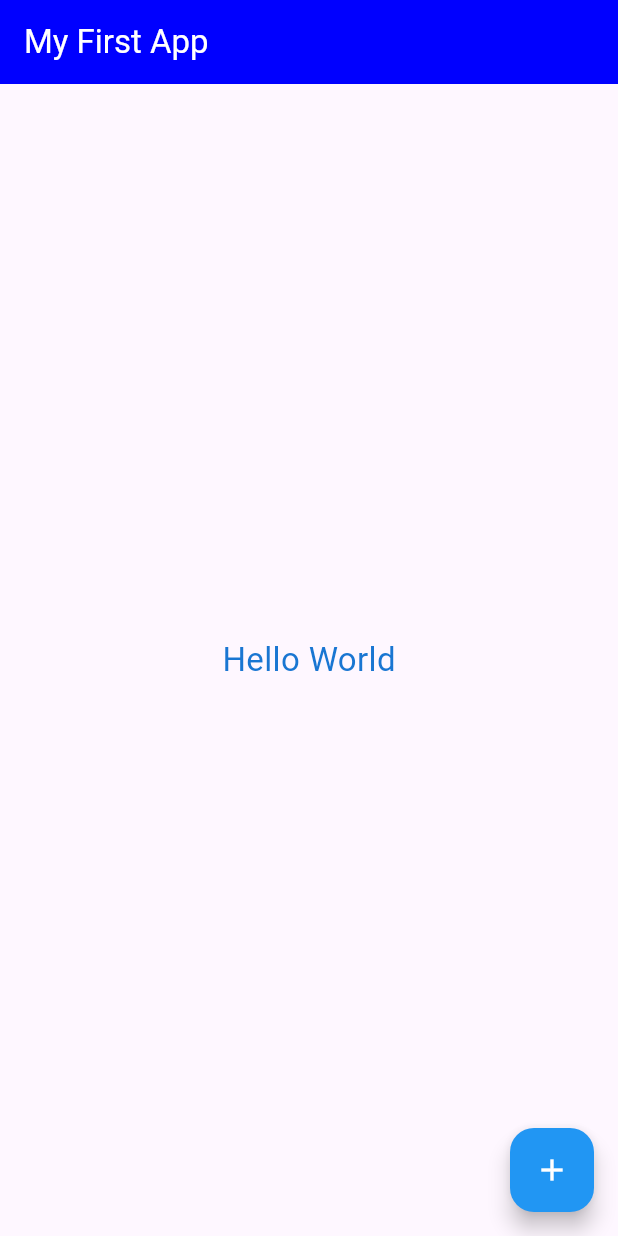
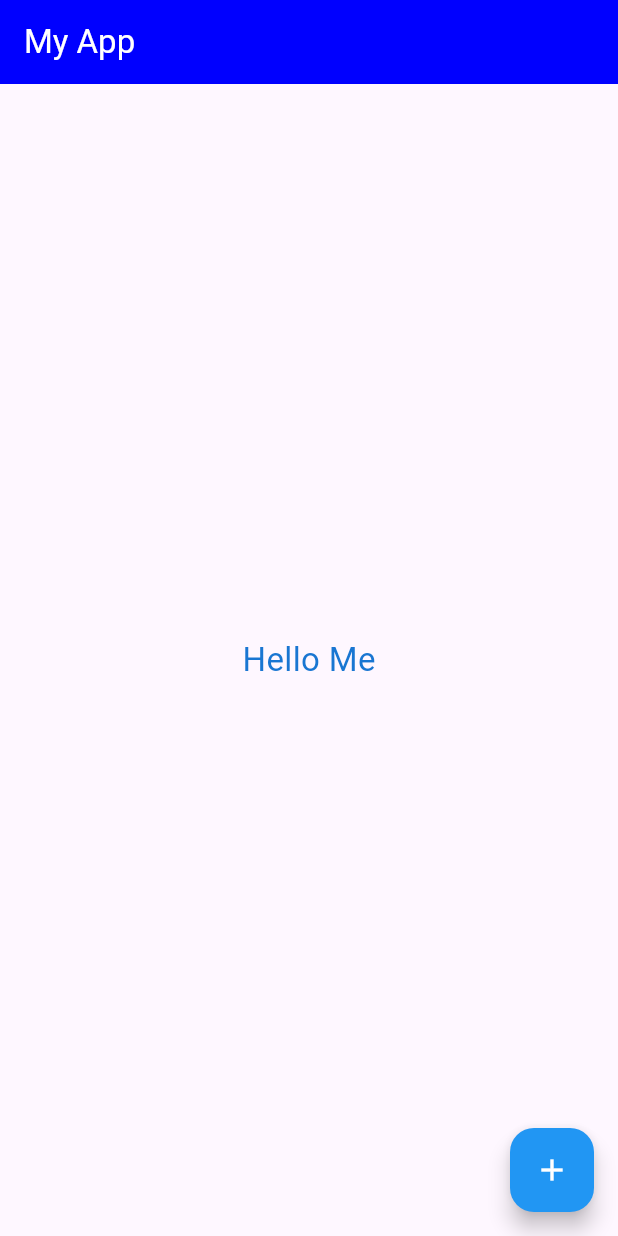
Before and after one commit to minthwaykhant711/flutter, a Flutter app: the screen it shows after launch, on a phone screen of 412 x 824 dp. Run offline on Flutter 3.47's test engine with Material 3 defaults, Android fonts, the phone set to English and light mode, and no system bars.

Commit message:
Basic stateless widget example

```diff
--- a/flutter_application_1/lib/main.dart
+++ b/flutter_application_1/lib/main.dart
@@ -1,27 +1,6 @@
 import 'package:flutter/material.dart';
+import 'package:flutter_application_1/week04/basic.dart';
 
 void main() {
-  runApp(
-    MaterialApp(
-      home: Scaffold(
-        appBar: AppBar(
-          title: Text('My First App', style: TextStyle(color: Colors.white)),
-          backgroundColor: Color.fromARGB(255, 0, 0, 255),
-        ),
-
-        body: Center(
-          child: Text(
-            'Hello World',
-            style: TextStyle(fontSize: 22, color: Colors.blue[700]),
-          ),
-        ),
-        floatingActionButton: FloatingActionButton(
-          onPressed: null,
-          backgroundColor: Colors.blue,
-          // child: Text('Click'),
-          child: Icon(Icons.add, color: Colors.white),
-        ),
-      ),
-    ),
-  );
+  runApp(MaterialApp(home: Basic()));
 }
--- /dev/null
+++ b/flutter_application_1/lib/week04/basic.dart
@@ -0,0 +1,28 @@
+import 'package:flutter/material.dart';
+
+class Basic extends StatelessWidget {
+  const Basic({super.key});
+
+  @override
+  Widget build(BuildContext context) {
+    return Scaffold(
+      appBar: AppBar(
+        title: Text('My App', style: TextStyle(color: Colors.white)),
+        backgroundColor: Color.fromARGB(255, 0, 0, 255),
+      ),
+
+      body: Center(
+        child: Text(
+          'Hello Me',
+          style: TextStyle(fontSize: 22, color: Colors.blue[700]),
+        ),
+      ),
+      floatingActionButton: FloatingActionButton(
+        onPressed: null,
+        backgroundColor: Colors.blue,
+        // child: Text('Click'),
+        child: Icon(Icons.add, color: Colors.white),
+      ),
+    );
+  }
+}
```
